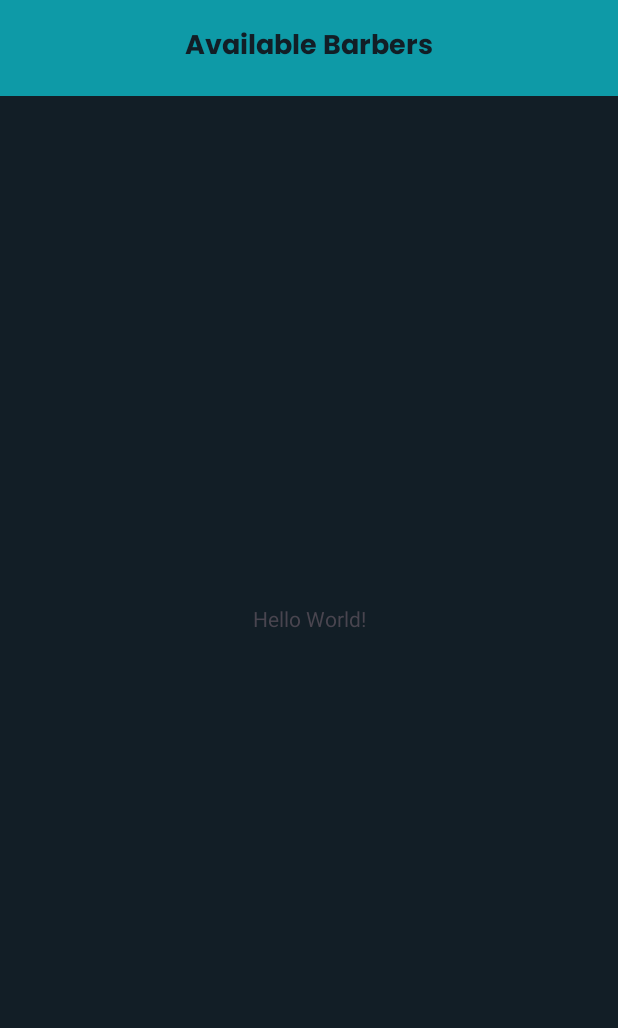
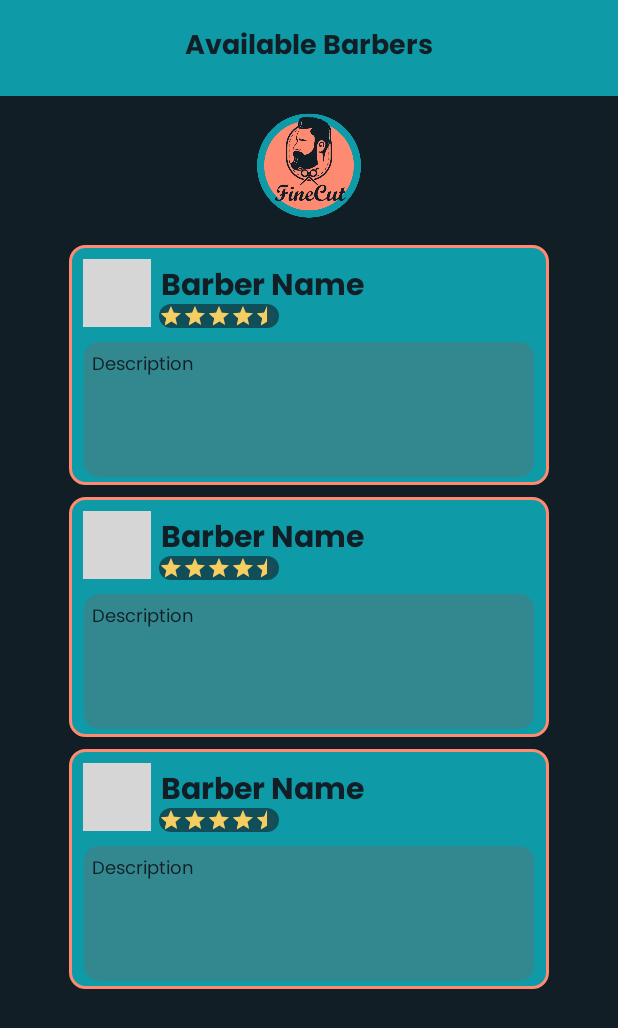
Before and after one commit to zbvmihai/Fine-Cut---Barber-Shop-App, an Android app: the layout activity_main.xml on its own in the app's theme, with its tools: preview values and no code run, on a phone screen of 412 x 824 dp. Shown: the top 1028 px of the screen. Run offline under Robolectric (Android 15) with nearby library versions, the phone set to English and light mode, and no system bars; grey boxes are pictures that could not be loaded.

Commit message:
Added Barbers Recycler View
-Added barber item layout
-Added Barbers Recycler View
-Added barbers adapter for the recycler view
-Added functionality to retrieve barbers data from the firebase database

```diff
--- a/app/build.gradle
+++ b/app/build.gradle
@@ -41,6 +41,7 @@ android {
 
 dependencies {
 
+    implementation 'com.squareup.picasso:picasso:2.71828'
     implementation 'org.jetbrains.kotlinx:kotlinx-coroutines-core:1.6.4'
     implementation 'org.jetbrains.kotlinx:kotlinx-coroutines-android:1.6.4'
     implementation 'androidx.core:core-ktx:1.9.0'
--- /dev/null
+++ b/app/src/main/res/drawable-v24/description_card_background.xml
@@ -0,0 +1,8 @@
+<?xml version="1.0" encoding="utf-8"?>
+<shape xmlns:android="http://schemas.android.com/apk/res/android"
+    android:shape="rectangle">
+
+    <solid android:color="#666D6D6D" />
+    <corners
+        android:radius="10dp" />
+</shape>
--- /dev/null
+++ b/app/src/main/res/drawable-v24/description_ratingbar_background.xml
@@ -0,0 +1,8 @@
+<?xml version="1.0" encoding="utf-8"?>
+<shape xmlns:android="http://schemas.android.com/apk/res/android"
+    android:shape="rectangle">
+
+    <solid android:color="#9A121E26" />
+    <corners
+        android:radius="10dp" />
+</shape>
--- /dev/null
+++ b/app/src/main/res/drawable/cardview_border.xml
@@ -0,0 +1,6 @@
+<?xml version="1.0" encoding="utf-8"?>
+<shape xmlns:android="http://schemas.android.com/apk/res/android">
+    <solid android:color="@color/munsell_blue"/>
+    <stroke android:width="2dp" android:color="@color/salmon_pink"/>
+    <corners android:radius="10dp"/>
+</shape>
--- a/app/src/main/res/layout/activity_main.xml
+++ b/app/src/main/res/layout/activity_main.xml
@@ -21,21 +21,42 @@
             android:layout_width="wrap_content"
             android:layout_height="wrap_content"
             android:layout_gravity="center"
-            android:text="Available Barbers"
+            android:fontFamily="@font/poppins_bold"
+            android:text="@string/available_barbers"
             android:textColor="@color/rich_black"
-            android:textSize="18sp"
-            android:fontFamily="@font/poppins_bold" />
+            android:textSize="18sp" />
 
     </androidx.appcompat.widget.Toolbar>
 
-    <TextView
+    <ImageView
+        android:id="@+id/ivLogoMain"
+        android:layout_width="80dp"
+        android:layout_height="80dp"
+        android:layout_marginTop="5dp"
+        android:cropToPadding="false"
+        android:scaleX="1.2"
+        android:scaleY="1.2"
+        android:src="@drawable/finecut_logo"
+        app:layout_constraintEnd_toEndOf="parent"
+        app:layout_constraintHorizontal_bias="0.5"
+        app:layout_constraintStart_toStartOf="parent"
+        app:layout_constraintTop_toBottomOf="@id/tbMain"
+        android:contentDescription="@string/logo" />
+
+
+    <androidx.recyclerview.widget.RecyclerView
+        android:id="@+id/rvMain"
         android:layout_width="wrap_content"
-        android:layout_height="wrap_content"
-        android:text="Hello World!"
+        android:layout_height="0dp"
+        android:layout_gravity="center"
+        android:layout_marginStart="5dp"
+        android:layout_marginEnd="5dp"
+        android:layout_marginBottom="5dp"
+        android:padding="10dp"
         app:layout_constraintBottom_toBottomOf="parent"
         app:layout_constraintEnd_toEndOf="parent"
         app:layout_constraintStart_toStartOf="parent"
-        app:layout_constraintTop_toTopOf="parent"
-        tools:ignore="TextContrastCheck" />
+        app:layout_constraintTop_toBottomOf="@id/ivLogoMain"
+        tools:listitem="@layout/barbers_card" />
 
 </androidx.constraintlayout.widget.ConstraintLayout>
--- /dev/null
+++ b/app/src/main/res/layout/barbers_card.xml
@@ -0,0 +1,96 @@
+<?xml version="1.0" encoding="utf-8"?>
+<LinearLayout xmlns:android="http://schemas.android.com/apk/res/android"
+    xmlns:app="http://schemas.android.com/apk/res-auto"
+    xmlns:tools="http://schemas.android.com/tools"
+    android:layout_width="320dp"
+    android:layout_height="160dp"
+    android:layout_margin="4dp"
+    android:background="@drawable/cardview_border"
+    app:cardCornerRadius="10dp"
+    app:cardElevation="4dp"
+    app:contentPadding="2dp">
+
+    <androidx.constraintlayout.widget.ConstraintLayout
+        android:layout_width="match_parent"
+        android:layout_height="match_parent"
+        android:padding="4dp">
+
+        <com.google.android.material.imageview.ShapeableImageView
+            android:id="@+id/ivBarberImage"
+            android:layout_width="45dp"
+            android:layout_height="45dp"
+            android:layout_marginStart="5dp"
+            android:layout_marginTop="5dp"
+            android:contentDescription="@string/barber_photo"
+            android:scaleType="centerCrop"
+            app:layout_constraintStart_toStartOf="parent"
+            app:layout_constraintTop_toTopOf="parent"
+            app:shapeAppearanceOverlay="@style/ShapeAppearanceOverlay.RoundImageView"
+            tools:ignore="ImageContrastCheck"
+            tools:src="@tools:sample/avatars" />
+
+        <ProgressBar
+            android:id="@+id/pbBarberImage"
+            android:layout_width="wrap_content"
+            android:layout_height="wrap_content"
+            android:visibility="visible"
+            tools:layout_editor_absoluteX="55dp"
+            tools:layout_editor_absoluteY="13dp"
+            tools:visibility="visible"
+            app:layout_constraintTop_toTopOf="@+id/ivBarberImage"
+            app:layout_constraintStart_toStartOf="@+id/ivBarberImage"
+            app:layout_constraintEnd_toEndOf="@+id/ivBarberImage"
+            app:layout_constraintTop_toBottomOf="@+id/ivBarberImage"/>
+
+        <TextView
+            android:id="@+id/tvBarberName"
+            android:layout_width="wrap_content"
+            android:layout_height="30dp"
+            android:layout_marginStart="5dp"
+            android:layout_marginTop="5dp"
+            android:fontFamily="@font/poppins_bold"
+            android:padding="1dp"
+            android:text="@string/barber_name"
+            android:textColor="@color/rich_black"
+            android:textSize="20sp"
+            android:textStyle="bold"
+            app:layout_constraintStart_toEndOf="@+id/ivBarberImage"
+            app:layout_constraintTop_toTopOf="parent" />
+
+        <androidx.appcompat.widget.AppCompatRatingBar
+            android:id="@+id/rbBarberRating"
+            style="@style/Widget.AppCompat.RatingBar.Small"
+            android:layout_width="wrap_content"
+            android:layout_height="wrap_content"
+            android:layout_gravity="start|top"
+            android:layout_marginStart="5dp"
+            android:layout_weight="1"
+            android:background="@drawable/description_ratingbar_background"
+            android:numStars="5"
+            android:padding="0dp"
+            android:rating="4.5"
+            android:scaleX="1"
+            android:scaleY="1"
+            android:stepSize="0.5"
+            app:layout_constraintStart_toEndOf="@+id/ivBarberImage"
+            app:layout_constraintTop_toBottomOf="@+id/tvBarberName" />
+
+        <TextView
+            android:id="@+id/tvBarberDescription"
+            android:layout_width="300dp"
+            android:layout_height="90dp"
+            android:layout_marginTop="10dp"
+            android:background="@drawable/description_card_background"
+            android:fontFamily="@font/poppins"
+            android:padding="5dp"
+            android:text="@string/description"
+            android:textColor="@color/rich_black"
+            android:textSize="12sp"
+            app:layout_constraintEnd_toEndOf="parent"
+            app:layout_constraintStart_toStartOf="parent"
+            app:layout_constraintTop_toBottomOf="@+id/ivBarberImage"
+            tools:ignore="TextContrastCheck" />
+
+    </androidx.constraintlayout.widget.ConstraintLayout>
+
+</LinearLayout>
--- a/app/src/main/res/values/strings.xml
+++ b/app/src/main/res/values/strings.xml
@@ -27,4 +27,9 @@
     <string name="surname">Surname</string>
     <string name="phone_number">Phone Number</string>
     <string name="sign_up">Sign Up</string>
+    <string name="available_barbers">Available Barbers</string>
+    <string name="barber_photo">Barber Photo</string>
+    <string name="barber_name">Barber Name</string>
+    <string name="description">Description</string>
+    <string name="logo">Logo</string>
 </resources>
--- /dev/null
+++ b/app/src/main/res/values/styles.xml
@@ -0,0 +1,7 @@
+<?xml version="1.0" encoding="utf-8"?>
+<resources>
+    <style name="ShapeAppearanceOverlay.RoundImageView" parent="">
+        <item name="cornerFamily">rounded</item>
+        <item name="cornerSize">50%</item>
+    </style>
+</resources>
--- a/app/src/main/res/values/themes.xml
+++ b/app/src/main/res/values/themes.xml
@@ -3,7 +3,7 @@
         <item name="colorPrimary">@color/munsell_blue</item>
         <item name="colorPrimaryVariant">@color/purple_700</item>
         <item name="colorOnPrimary">@color/white</item>
-        <item name="colorSecondary">@color/teal_200</item>
+        <item name="colorSecondary">@color/naples_yellow</item>
         <item name="colorSecondaryVariant">@color/teal_700</item>
         <item name="colorOnSecondary">@color/black</item>
         <item name="android:windowBackground">@color/rich_black</item>
```
Also changed, not shown: app/src/main/java/com/finecut/barbershop/activities/MainActivity.kt (+46 -1 lines), app/src/main/java/com/finecut/barbershop/adapters/BarbersAdapter.kt (added, +52 -0 lines), app/src/main/java/com/finecut/barbershop/models/Barbers.kt (added, +43 -0 lines), app/src/main/java/com/finecut/barbershop/models/Users.kt (+5 -2 lines).
